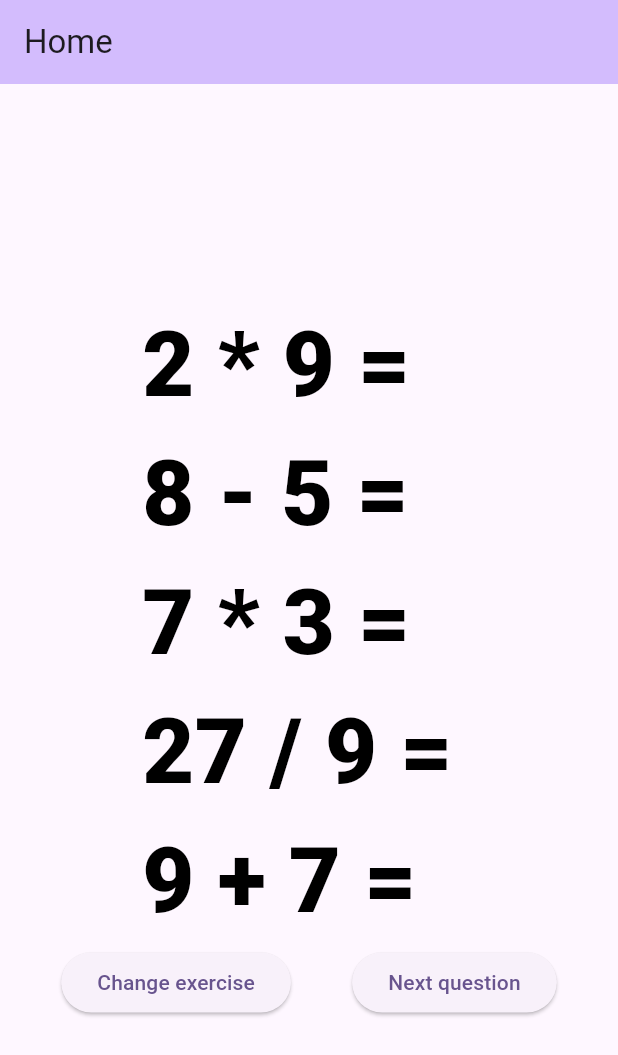
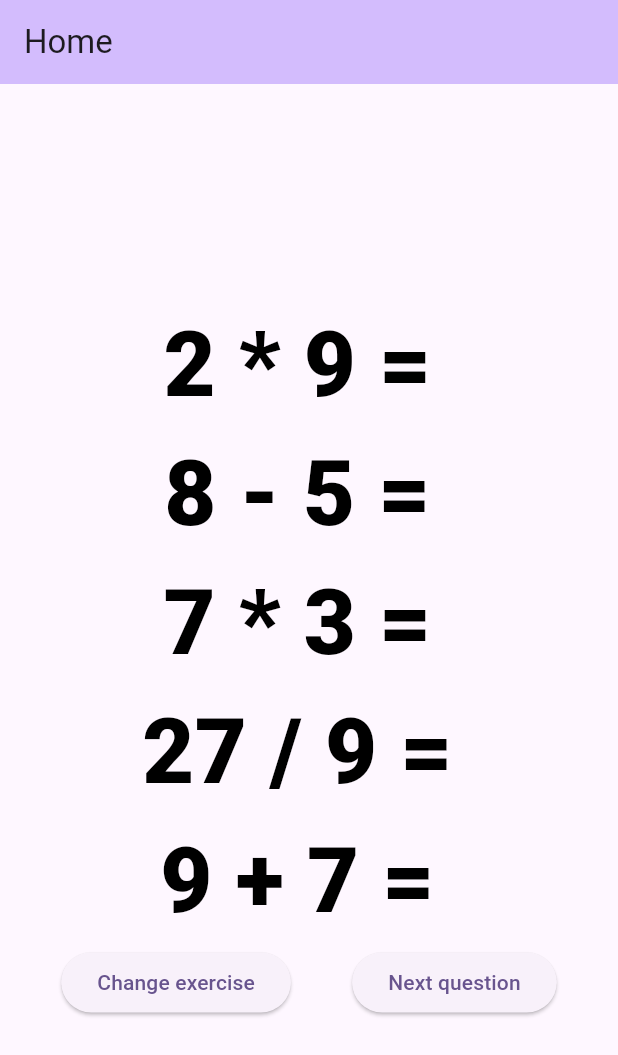
Before and after one commit to loloof64/ChainArithmetics, a Flutter app: the screen it shows after launch, on a phone screen of 412 x 824 dp. Shown: the top 1055 px of the screen. Run offline on Flutter 3.47's test engine with Material 3 defaults, Android fonts, the phone set to English and light mode, and no system bars; drawn by our look-alikes of animated_list_plus.

Commit message:
feat: add animation between questions

```diff
--- a/lib/widgets/exercise_session/questions_buffer.dart
+++ b/lib/widgets/exercise_session/questions_buffer.dart
@@ -1,5 +1,7 @@
 import 'package:chain_arithmetics/core/generators/operations/operation.dart';
 import 'package:flutter/material.dart';
+import 'package:animated_list_plus/animated_list_plus.dart';
+import 'package:animated_list_plus/transitions.dart';
 
 const commonFontSize = 60.0;
 const commonFontWeight = 900;
@@ -22,25 +24,47 @@ class QuestionsBufferWidget extends StatelessWidget {
 
   @override
   Widget build(BuildContext context) {
-    final questionsWidgets = questions
-        .map(
-          (e) => Text(
-            e.questionRepr(),
-            style: TextStyle(
-              fontSize: commonFontSize,
-              fontWeight: FontWeight(commonFontWeight),
-              color: e == dummyOperation ? Colors.transparent : Colors.black,
+    return Center(
+      child: ImplicitlyAnimatedList<Operation>(
+        items: questions,
+        areItemsTheSame: (a, b) => a == b,
+        itemBuilder: (context, animation, item, index) {
+          return SizeFadeTransition(
+            animation: animation,
+            child: Align(
+              alignment: Alignment.center,
+              child: Text(
+                item.questionRepr(),
+                style: TextStyle(
+                  fontSize: commonFontSize,
+                  fontWeight: FontWeight(commonFontWeight),
+                  color: item == dummyOperation
+                      ? Colors.transparent
+                      : Colors.black,
+                ),
+              ),
             ),
-          ),
-        )
-        .toList();
-
-    return Center(
-      child: Column(
-        mainAxisAlignment: MainAxisAlignment.spaceEvenly,
-        mainAxisSize: MainAxisSize.min,
-        crossAxisAlignment: CrossAxisAlignment.start,
-        children: questionsWidgets,
+          );
+        },
+        removeItemBuilder: (context, animation, oldItem) {
+          return SizeFadeTransition(
+            animation: animation,
+            child: Align(
+              alignment: Alignment.center,
+              child: Text(
+                oldItem.questionRepr(),
+                style: TextStyle(
+                  fontSize: commonFontSize,
+                  fontWeight: FontWeight(commonFontWeight),
+                  color: oldItem == dummyOperation
+                      ? Colors.transparent
+                      : Colors.black,
+                ),
+              ),
+            ),
+          );
+        },
+        shrinkWrap: true,
       ),
     );
   }
--- a/pubspec.yaml
+++ b/pubspec.yaml
@@ -34,6 +34,7 @@ dependencies:
   # The following adds the Cupertino Icons font to your application.
   # Use with the CupertinoIcons class for iOS style icons.
   cupertino_icons: ^1.0.8
+  animated_list_plus: ^0.5.2
 
 dev_dependencies:
   flutter_test:
```
Also changed, not shown: pubspec.lock.
